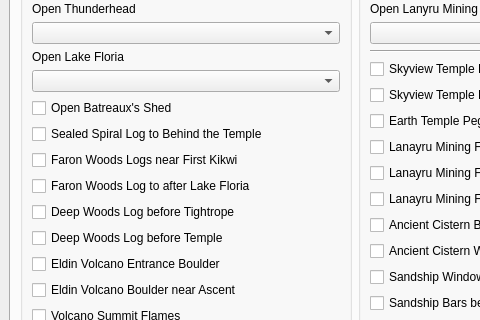
First picture: the form in gui/ui/main.ui, repository mint-choc-chip-skyblade/sshd-rando, before the edit; both pictures show x 0 to 480 and y 97 to 417 of the 1387 by 845 pixel window.
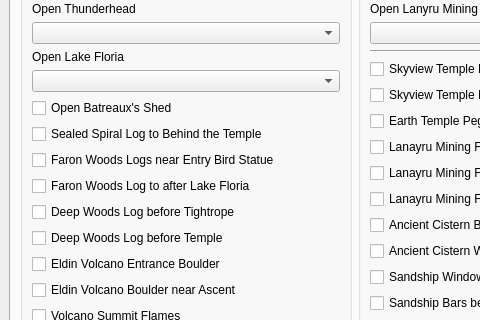
Second picture: the form after the edit. The open tabs and pages were chosen to show the change. Custom widgets are drawn as their Qt base class.

Commit message: Re-label shortcut_logs_near_machi setting

Patch:
```diff
--- a/gui/ui/main.ui
+++ b/gui/ui/main.ui
@@ -1077,7 +1077,7 @@
            <item>
             <widget class="RandoTriStateCheckBox" name="setting_shortcut_logs_near_machi">
              <property name="text">
-              <string>Faron Woods Logs near First Kikwi</string>
+              <string>Faron Woods Logs near Entry Bird Statue</string>
              </property>
             </widget>
            </item>
```
The commit also changes 2 other files.
